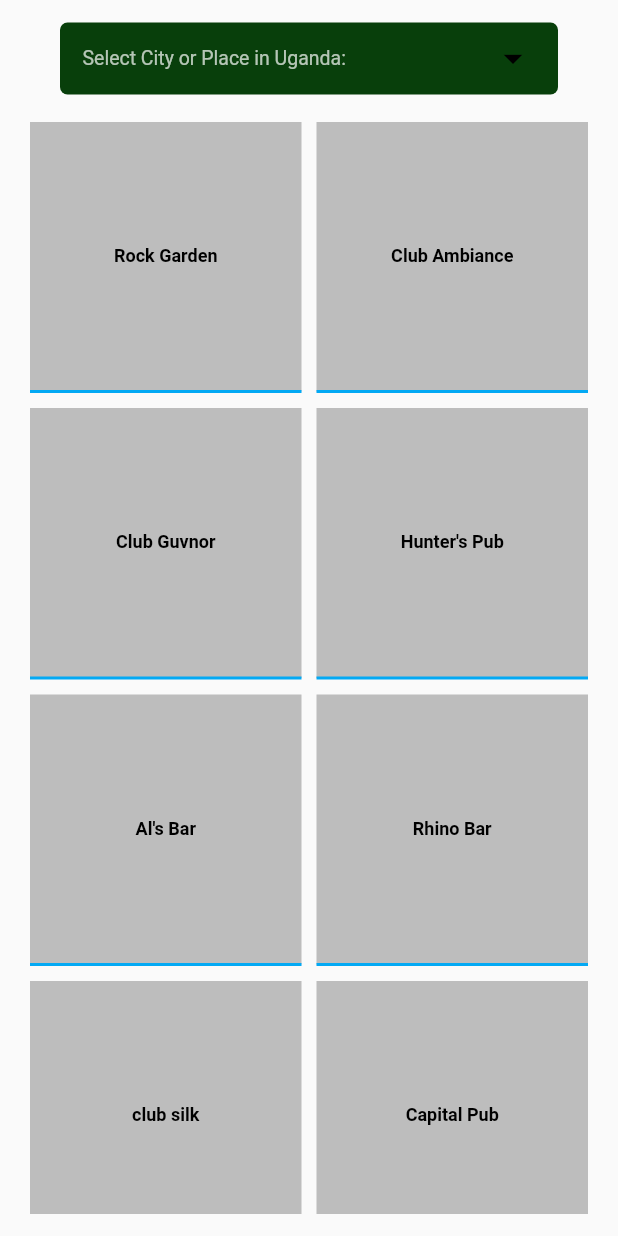
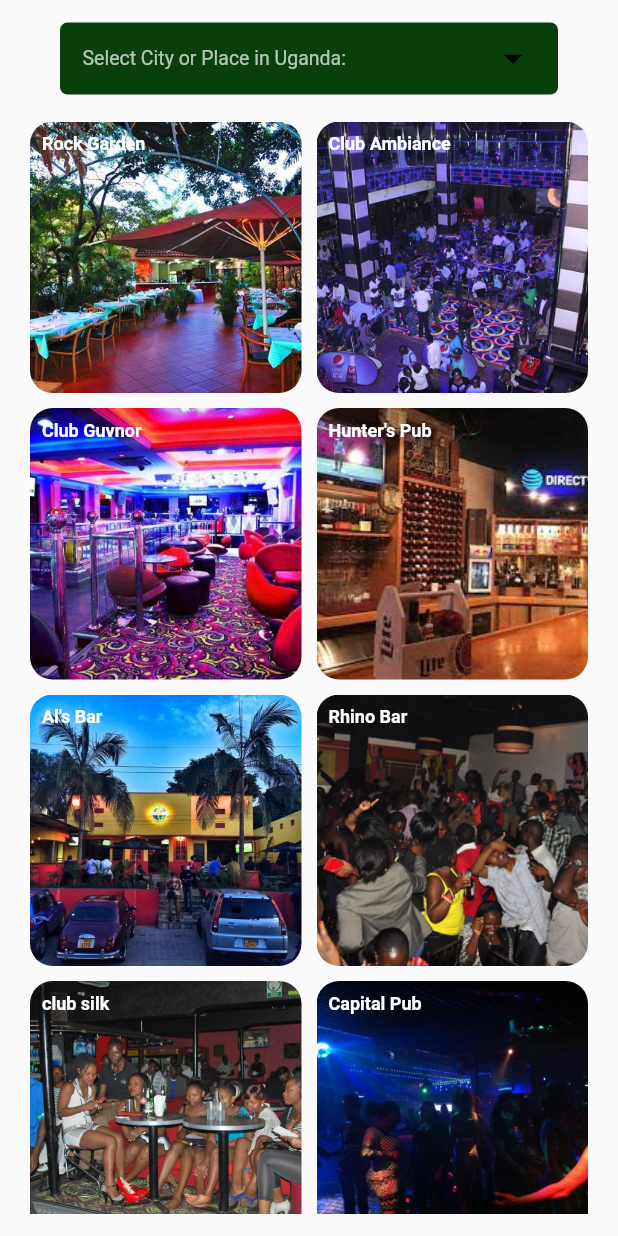
Before and after one commit to confrednabukenya962/tour, a Flutter app: the NightLife screen opened directly, on a phone screen of 412 x 824 dp. Run offline on Flutter 3.47's test engine with Material 2 defaults, Android fonts, the phone set to English and light mode, and no system bars; our stand-ins replace country_code_picker, firebase_auth, firebase_core, flutter_rating_bar; accounts and stored records are empty.

Commit message:
first app

```diff
--- a/lib/night.dart
+++ b/lib/night.dart
@@ -1,5 +1,6 @@
 import 'package:flutter/material.dart';
-import 'package:tour/signin.dart';
+import 'package:url_launcher/url_launcher.dart';
+
 class NightLife extends StatefulWidget {
   const NightLife({Key? key}) : super(key: key);
 
@@ -52,221 +53,182 @@ class _NightLifeState extends State<NightLife> {
     ),
     ],
     ),
-    SizedBox(height: 3,),
+    const SizedBox(height: 3,),
         Expanded(
         child:  Container(
           padding:const EdgeInsets.fromLTRB(20.0,15.0,20.0,15.0),
-          child: Container(
-            child: GridView(children: [
+          child: GridView(children: [
               InkWell(
-                onTap: (){
-                  Navigator.push(
-                      context, MaterialPageRoute(
-                      builder: (context) => const PasswordReset())
-                  );
-                },
-
-                child: Container(
-                  decoration:const BoxDecoration(  color:Color(0xffbdbdbd),border: Border(bottom: BorderSide(
-                    color: Colors.lightBlue,
-                    width: 2,
-                  ),
-                  ),
-                  ),
-                  child: Column(
-                    mainAxisAlignment: MainAxisAlignment.center,
-                    children: const [
-                      Text("Rock Garden",style: TextStyle(fontWeight: FontWeight.bold,color: Colors.black,fontSize: 12),),
+                onTap: ()=> launch('https://www.spekehotel.com/rock-garden-cafe/'),
+              child: Stack(
+                   // mainAxisAlignment: MainAxisAlignment.center,
+                    children:[
+                      ClipRRect(
+                        borderRadius: BorderRadius.circular(15.0),
+                        child:Image.asset("images/rock1.jpg",height: 250,width:250,fit: BoxFit.cover,),
+                      ),
+                      const Padding(
+                        padding: EdgeInsets.all(8.0),
+                        child: Text("Rock Garden",style: TextStyle(fontWeight: FontWeight.bold,
+                            color: Colors.white,fontSize: 12),),
+                      ),
                     ],
                   ),
                 ),
-              ),
+
               InkWell(
-                onTap: () {
-                  Navigator.push(
-                      context, MaterialPageRoute(
-                      builder: (context) => const PasswordReset())
-                  );
-                },
-                child: Container(
-                  decoration:const BoxDecoration(  color:Color(0xffbdbdbd),border: Border(bottom: BorderSide(
-                    color: Colors.lightBlue,
-                    width: 2,
-                  ),
-                  ),
-                  ),
-                  child: Column(
-                    mainAxisAlignment: MainAxisAlignment.center,
-                    children: const [
-
-                      Text("Club Ambiance", style: TextStyle(fontWeight: FontWeight.bold,
-                          color: Colors.black, fontSize: 12),)
+                onTap: () => launch('https://ugandatourismcenter.com/place/club-ambiance-kampala/'),
+                child: Stack(
+                   // mainAxisAlignment: MainAxisAlignment.center,
+                    children:[
+                      ClipRRect(
+                        borderRadius: BorderRadius.circular(15.0),
+                        child:Image.asset("images/club1.jpg",height: 250,width:250,fit: BoxFit.cover,),
+                      ),
+                      const Padding(
+                        padding: EdgeInsets.all(8.0),
+                        child: Text("Club Ambiance", style: TextStyle(fontWeight: FontWeight.bold,
+                            color: Colors.white, fontSize: 12),),
+                      )
                     ],
                   ),
                 ),
-              ),
+
               InkWell(
-                onTap: (){
-                  Navigator.push(
-                      context, MaterialPageRoute(
-                      builder: (context) => const PasswordReset())
-                  );
-                },
-                child: Container(
-                  decoration:const BoxDecoration(  color:Color(0xffbdbdbd),border: Border(bottom: BorderSide(
-                    color: Colors.lightBlue,
-                    width: 2,
-                  ),
-                  ),
-                  ),
-                  child: Column(
-                    mainAxisAlignment: MainAxisAlignment.center,
-                    children: const [
-                      Text("Club Guvnor",
-                        style: TextStyle(fontWeight: FontWeight.bold,color: Colors.black,fontSize: 12),)
+                onTap: ()=> launch('https://www.angenoir.net/'),
+                child: Stack(
+                    //mainAxisAlignment: MainAxisAlignment.center,
+                    children:[
+                      ClipRRect(
+                        borderRadius: BorderRadius.circular(15.0),
+                        child:Image.asset("images/guv1.jpg",height: 250,width:250,fit: BoxFit.cover,),
+                      ),
+                      const Padding(
+                        padding: EdgeInsets.all(8.0),
+                        child: Text("Club Guvnor",
+                          style: TextStyle(fontWeight: FontWeight.bold,
+                              color: Colors.white,fontSize: 12),),
+                      )
                     ],
                   ),
                 ),
-              ),
+
               InkWell(
-                onTap: (){
-                  Navigator.push(
-                      context, MaterialPageRoute(
-                      builder: (context) => const PasswordReset())
-                  );
-                },
-                child: Container(
-                  decoration:const BoxDecoration(  color:Color(0xffbdbdbd),border: Border(bottom: BorderSide(
-                    color: Colors.lightBlue,
-                    width: 2,
-                  ),
-                  ),
-                  ),
-                  child: Column(
-                    mainAxisAlignment: MainAxisAlignment.center,
-                    children: const [
-                      Text("Hunter's Pub",style: TextStyle(fontWeight: FontWeight.bold,color: Colors.black,fontSize: 12),)
+                onTap: ()=> launch('https://www.hunterspub.net/'),
+                child: Stack(
+                    //mainAxisAlignment: MainAxisAlignment.center,
+                    children:[
+                      ClipRRect(
+                        borderRadius: BorderRadius.circular(15.0),
+                        child:Image.asset("images/hunt1.jpg",height: 250,width:250,fit: BoxFit.cover,),
+                      ),
+                      const Padding(
+                        padding: EdgeInsets.all(8.0),
+                        child: Text("Hunter's Pub",style: TextStyle(fontWeight: FontWeight.bold,
+                            color: Colors.white,fontSize: 12),),
+                      )
                     ],
                   ),
                 ),
-              ),
+
               InkWell(
-                onTap: (){
-                  Navigator.push(
-                      context, MaterialPageRoute(
-                      builder: (context) => const PasswordReset())
-                  );
-                },
-                child: Container(
-                  decoration:const BoxDecoration(  color:Color(0xffbdbdbd),border: Border(bottom: BorderSide(
-                    color: Colors.lightBlue,
-                    width: 2,
-                  ),
-                  ),
-                  ),
-                  child: Column(
-                    mainAxisAlignment: MainAxisAlignment.center,
-                    children: const [
-                      Text("Al's Bar",style: TextStyle(fontWeight: FontWeight.bold,color: Colors.black,fontSize: 12),)
+                onTap: ()=> launch('https://www.yellow.ug/company/6405/als-bar'),
+                child: Stack(
+                   // mainAxisAlignment: MainAxisAlignment.center,
+                    children:[
+                      ClipRRect(
+                      borderRadius: BorderRadius.circular(15.0),
+                      child:Image.asset("images/aib1.jpg",height: 250,width:250,fit: BoxFit.cover,),
+                    ),
+                      const Padding(
+                        padding: EdgeInsets.all(8.0),
+                        child: Text("Al's Bar",style: TextStyle(fontWeight: FontWeight.bold,
+                            color: Colors.white,fontSize: 12),),
+                      )
                     ],
                   ),
                 ),
-              ),
+
               InkWell(
-                onTap: (){
-                  Navigator.push(
-                      context, MaterialPageRoute(
-                      builder: (context) => const PasswordReset())
-                  );
-                },
-                child: Container(
-                  decoration:const BoxDecoration(  color:Color(0xffbdbdbd),border: Border(bottom: BorderSide(
-                    color: Colors.lightBlue,
-                    width: 2,
-                  ),
-                  ),
-                  ),
-                  child: Column(
-                    mainAxisAlignment: MainAxisAlignment.center,
-                    children: const [
-                      Text("Rhino Bar",style: TextStyle(fontWeight: FontWeight.bold,color: Colors.black,fontSize: 12),)
+                onTap: ()=> launch('https://www.yellow.ug/company/6443/rhino-bar'),
+                child: Stack(
+                    //mainAxisAlignment: MainAxisAlignment.center,
+                    children:[
+                      ClipRRect(
+                        borderRadius: BorderRadius.circular(15.0),
+                        child:Image.asset("images/rh2.png",height: 250,width:250,fit: BoxFit.cover,),
+                      ),
+
+                      const Padding(
+                        padding: EdgeInsets.all(8.0),
+                        child: Text("Rhino Bar",style: TextStyle(fontWeight: FontWeight.bold,
+                            color: Colors.white,fontSize: 12),),
+                      )
                     ],
                   ),
                 ),
-              ),
+
               InkWell(
-                onTap: (){
-                  Navigator.push(
-                      context, MaterialPageRoute(
-                      builder: (context) => const PasswordReset())
-                  );
-                },
-                child: Container(
-                  decoration:const BoxDecoration(  color:Color(0xffbdbdbd),border: Border(bottom: BorderSide(
-                    color: Colors.lightBlue,
-                    width: 2,
-                  ),
-                  ),
-                  ),
-                  child: Column(
-                    mainAxisAlignment: MainAxisAlignment.center,
-                    children: const [
-
-                      Text("club silk",style: TextStyle(fontWeight: FontWeight.bold,color: Colors.black,fontSize: 12),)
+                onTap: ()=> launch('https://www.yellow.ug/company/32668/club-silk'),
+                child: Stack(
+                    //mainAxisAlignment: MainAxisAlignment.center,
+                    children:[
+                      ClipRRect(
+                        borderRadius: BorderRadius.circular(15.0),
+                        child:Image.asset("images/sil1.jpg",height: 250,width:250,fit: BoxFit.cover,),
+                      ),
+                      const Padding(
+                        padding: EdgeInsets.all(8.0),
+                        child: Text("club silk",style: TextStyle(fontWeight: FontWeight.bold,
+                            color: Colors.white,fontSize: 12),),
+                      )
                     ],
                   ),
                 ),
-              ),
+
               InkWell(
-                onTap: (){
-                  Navigator.push(
-                      context, MaterialPageRoute(
-                      builder: (context) => const PasswordReset())
-                  );
-                },
-                child: Container(
-                  decoration:const BoxDecoration(  color:Color(0xffbdbdbd),border: Border(bottom: BorderSide(
-                    color: Colors.lightBlue,
-                    width: 2,
-                  ),
-                  ),
-                  ),
-                  child: Column(
-                    mainAxisAlignment: MainAxisAlignment.center,
-                    children: const [
-                      Text("Capital Pub",style: TextStyle(fontWeight: FontWeight.bold,color: Colors.black,fontSize: 12),)
+                onTap: ()=> launch('https://www.capitalpub.com/'),
+                child: Stack(
+                    //mainAxisAlignment: MainAxisAlignment.center,
+                    children:[
+                      ClipRRect(
+                        borderRadius: BorderRadius.circular(15.0),
+                        child:Image.asset("images/pub1.jpg",height: 250,width:250,fit: BoxFit.cover,),
+                      ),
+
+                      const Padding(
+                        padding: EdgeInsets.all(8.0),
+                        child: Text("Capital Pub",style: TextStyle(fontWeight: FontWeight.bold,
+                            color: Colors.white,fontSize: 12),),
+                      )
                     ],
                   ),
                 ),
-              ),
+
               InkWell(
-                onTap: (){
-                  Navigator.push(
-                      context, MaterialPageRoute(
-                      builder: (context) => const PasswordReset())
-                  );
-                },
-                child: Container(
-                  decoration:const BoxDecoration(  color:Color(0xffbdbdbd),border: Border(bottom: BorderSide(
-                    color: Colors.lightBlue,
-                    width: 2,
-                  ),
-                  ),
-                  ),
-                  child: Column(
-                    mainAxisAlignment: MainAxisAlignment.center,
-                    children: const [
-                      Text("Kampala Comedy Night",style: TextStyle(fontWeight: FontWeight.bold,color: Colors.black,fontSize: 12),)
+                onTap: ()=> launch('https://adauganda.com/listings/comedy-store-ug/'),
+                child: Stack(
+                    //mainAxisAlignment: MainAxisAlignment.center,
+                    children:[
+                      ClipRRect(
+                        borderRadius: BorderRadius.circular(15.0),
+                        child:Image.asset("images/come3.jpg",height: 250,width:250,fit: BoxFit.cover,),
+                      ),
+
+                      const Padding(
+                        padding: EdgeInsets.all(8.0),
+                        child: Text("Kampala Comedy Night",style: TextStyle(fontWeight: FontWeight.bold,
+                            color: Colors.white,fontSize: 12),),
+                      )
                     ],
                   ),
                 ),
-              ),
             ],
               gridDelegate: const SliverGridDelegateWithFixedCrossAxisCount(crossAxisCount: 2,mainAxisSpacing: 10,crossAxisSpacing: 10),
             ),
           ),
         ),
-      ),
+
     ],
     ),
     );
```
Also changed, not shown: lib/places.dart (+116 -152 lines), pubspec.yaml (+19 -0 lines), images/71.jpg (added), images/aib1.jpg (added), images/bah2.jpg (added), images/cath3.jpg (added), images/club1.jpg (added), images/come3.jpg (added), images/guv1.jpg (added), images/hunt1.jpg (added), images/kal4.jpg (added), images/muk3.jpg (added), images/nami2.jpg (added), images/o1.png (added), 5 more files.
